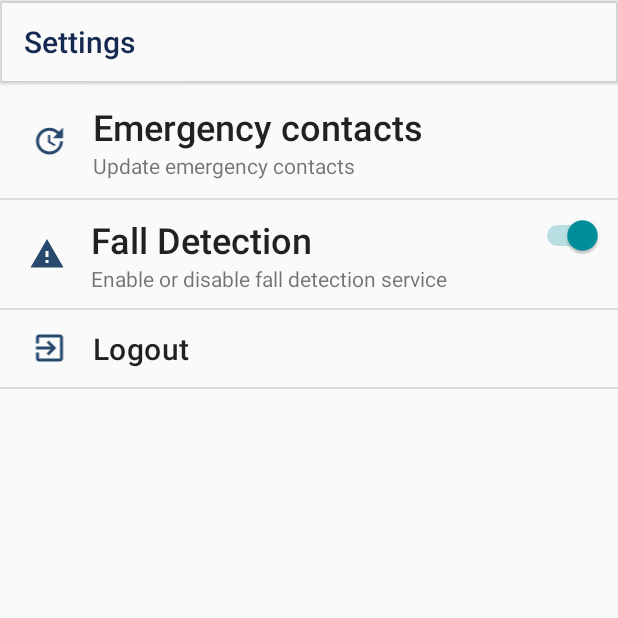
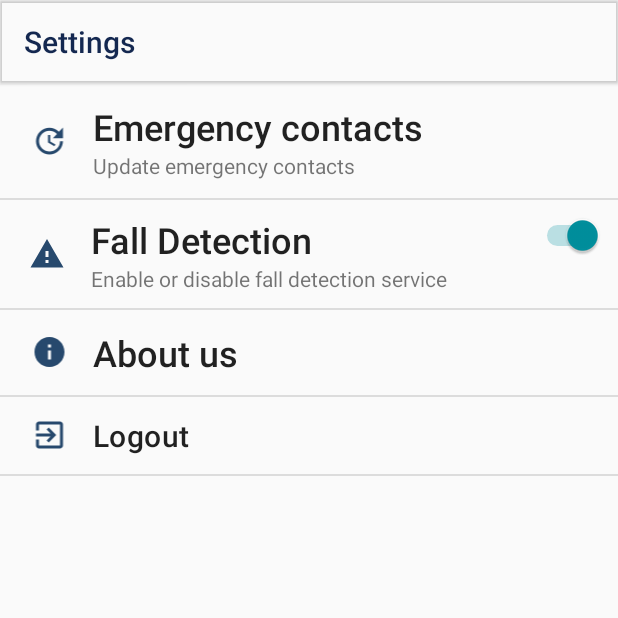
Before and after one commit to chaudharirohit2810/Leo, an Android app: the SettingsFragment screen opened through its navigation route, on a phone screen of 412 x 824 dp, the top half of it. Run offline under Robolectric (Android 15) with nearby library versions, the phone set to English and light mode, and no system bars; our stand-ins replace Timber, data binding.

Commit message:
feat: About us page

```diff
--- a/app/src/main/java/com/rohit2810/leo_kotlin/database/LeoDatabase.kt
+++ b/app/src/main/java/com/rohit2810/leo_kotlin/database/LeoDatabase.kt
@@ -5,8 +5,9 @@ import androidx.room.*
 import com.rohit2810.leo_kotlin.models.map.Heatmap
 import com.rohit2810.leo_kotlin.models.map.HeatmapDatabaseModule
 import com.rohit2810.leo_kotlin.models.news.News
+import com.rohit2810.leo_kotlin.models.news.NewsDatabaseModule
 
-@Database(entities = arrayOf(News::class, HeatmapDatabaseModule::class), version = 1, exportSchema = false)
+@Database(entities = arrayOf(NewsDatabaseModule::class, HeatmapDatabaseModule::class), version = 1, exportSchema = false)
 abstract class LeoDatabase : RoomDatabase() {
     abstract val newsDao: NewsDao
     abstract val heatmapDao: HeatmapDao
--- a/app/src/main/java/com/rohit2810/leo_kotlin/ui/emergencyContacts/EmergencyContactsFragment.kt
+++ b/app/src/main/java/com/rohit2810/leo_kotlin/ui/emergencyContacts/EmergencyContactsFragment.kt
@@ -195,7 +195,11 @@ class EmergencyContactsFragment : Fragment() {
                             if(cNumber.startsWith("+91")) {
                                 cNumber = cNumber.replaceFirst("+91", "")
                             }
+                            if(cNumber.startsWith("0")) {
+                                cNumber = cNumber.replaceFirst("0", "")
+                            }
                             cNumber = cNumber.replace("\\s".toRegex(), "")
+                            cNumber = cNumber.replace("[\\-+.^:,]".toRegex(), "")
                             Timber.d("Phone number: ${cNumber}")
                             when(requestCode) {
                                 1001 -> viewModel.phone1.value = cNumber
--- a/app/src/main/java/com/rohit2810/leo_kotlin/ui/main/MainFragment.kt
+++ b/app/src/main/java/com/rohit2810/leo_kotlin/ui/main/MainFragment.kt
@@ -39,6 +39,9 @@ class MainFragment : Fragment() {
 
         val manager: LocationManager =
             activity?.getSystemService(Context.LOCATION_SERVICE) as LocationManager
+
+        var acti = requireActivity() as AppCompatActivity
+        acti.supportActionBar?.show()
 
         if (!manager.isProviderEnabled(LocationManager.GPS_PROVIDER)) {
             buildAlertMessageNoGps();
--- a/app/src/main/java/com/rohit2810/leo_kotlin/ui/map/MapsFragment.kt
+++ b/app/src/main/java/com/rohit2810/leo_kotlin/ui/map/MapsFragment.kt
@@ -9,6 +9,7 @@ import android.view.LayoutInflater
 import android.view.View
 import android.view.ViewGroup
 import androidx.appcompat.app.AlertDialog
+import androidx.appcompat.app.AppCompatActivity
 import androidx.fragment.app.Fragment
 import androidx.lifecycle.Observer
 import androidx.lifecycle.ViewModelProvider
@@ -35,6 +36,8 @@ class MapsFragment : Fragment() {
         super.onCreate(savedInstanceState)
         val manager: LocationManager =
             activity?.getSystemService(Context.LOCATION_SERVICE) as LocationManager
+        var acti = requireActivity() as AppCompatActivity
+        acti.supportActionBar?.hide()
 
         if (!manager.isProviderEnabled(LocationManager.GPS_PROVIDER)) {
             buildAlertMessageNoGps();
--- a/app/src/main/java/com/rohit2810/leo_kotlin/ui/news/NewsViewModel.kt
+++ b/app/src/main/java/com/rohit2810/leo_kotlin/ui/news/NewsViewModel.kt
@@ -13,13 +13,11 @@ class NewsViewModel(var context: Context): ViewModel() {
     private var viewModelJob = Job()
     private var coroutineScope = CoroutineScope(viewModelJob + Dispatchers.Main)
     private var newsRepository = NewsRepository.getInstance(context)
-    init {
-        insertNews()
-    }
+    var city: String = "pune"
 
     fun insertNews() {
         coroutineScope.launch {
-            newsRepository.insertNews()
+            newsRepository.insertNews(city)
         }
     }
 
--- a/app/src/main/java/com/rohit2810/leo_kotlin/ui/settings/SettingsFragment.kt
+++ b/app/src/main/java/com/rohit2810/leo_kotlin/ui/settings/SettingsFragment.kt
@@ -86,6 +86,13 @@ class SettingsFragment : Fragment() {
             }
         })
 
+        viewModel.goToAboutUs.observe(viewLifecycleOwner, Observer {
+            it?.let {
+                this.findNavController().navigate(SettingsFragmentDirections.actionSettingsFragmentToAboutFragment())
+                viewModel.doneGoToAboutUs()
+            }
+        })
+
 
 
 
--- a/app/src/main/java/com/rohit2810/leo_kotlin/ui/settings/SettingsViewModel.kt
+++ b/app/src/main/java/com/rohit2810/leo_kotlin/ui/settings/SettingsViewModel.kt
@@ -30,6 +30,10 @@ class SettingsViewModel(
     val navigateToEmergencyContacts: LiveData<Boolean>
         get() = _navigateToEmergencyContacts
 
+    private val _goToAboutUs = MutableLiveData<Boolean>()
+    val goToAboutUs: LiveData<Boolean>
+        get() = _goToAboutUs
+
     private val _toggleFallDetection = MutableLiveData<Boolean>()
     val toggleFallDetection: LiveData<Boolean>
         get() = _toggleFallDetection
@@ -40,6 +44,10 @@ class SettingsViewModel(
 
     fun doneGoToEmergencyContacts() {
         _navigateToEmergencyContacts.value = null
+    }
+
+    fun goToAboutUs() {
+        _goToAboutUs.value = true
     }
 
 
@@ -59,6 +67,10 @@ class SettingsViewModel(
             }
 
         }
+    }
+
+    fun doneGoToAboutUs() {
+        _goToAboutUs.value = null
     }
 
     fun doneShowingSnackbarMsg() {
--- /dev/null
+++ b/app/src/main/res/drawable/leo_about_us.xml
@@ -0,0 +1,10 @@
+<vector xmlns:android="http://schemas.android.com/apk/res/android"
+    android:width="24dp"
+    android:height="24dp"
+    android:viewportWidth="24"
+    android:viewportHeight="24"
+    android:tint="?attr/colorControlNormal">
+  <path
+      android:fillColor="@android:color/white"
+      android:pathData="M12,2C6.48,2 2,6.48 2,12s4.48,10 10,10 10,-4.48 10,-10S17.52,2 12,2zM13,17h-2v-6h2v6zM13,9h-2L11,7h2v2z"/>
+</vector>
--- a/app/src/main/res/layout/fragment_settings.xml
+++ b/app/src/main/res/layout/fragment_settings.xml
@@ -33,7 +33,7 @@
                 android:layout_height="wrap_content"
                 android:layout_marginRight="8dp"
                 android:layout_weight="1"
-                android:src="@drawable/leo_update_24"
+                app:srcCompat="@drawable/leo_update_24"
                 android:tint="@color/colorPrimary" />
 
 
@@ -78,7 +78,7 @@
                 android:layout_height="wrap_content"
                 android:layout_marginRight="8dp"
                 android:layout_weight="1"
-                android:src="@drawable/settings_fall"
+                app:srcCompat="@drawable/settings_fall"
                 android:tint="@color/colorPrimary" />
 
             <LinearLayout
@@ -126,6 +126,48 @@
             android:background="?android:attr/listDivider" />
 
         <LinearLayout
+            android:id="@+id/btn_update_emergency_contact2"
+            style="@style/Widget.AppCompat.Button.Borderless"
+            android:layout_width="match_parent"
+            android:layout_height="wrap_content"
+            android:layout_margin="0dp"
+            android:onClick="@{() -> viewmodel.goToAboutUs()}"
+            android:orientation="horizontal"
+            android:padding="12dp">
+
+            <ImageView
+                android:layout_width="0dp"
+                android:layout_height="wrap_content"
+                android:layout_marginRight="8dp"
+                android:layout_weight="1"
+                app:srcCompat="@drawable/leo_about_us"
+                android:tint="@color/colorPrimary" />
+
+
+            <LinearLayout
+                android:layout_width="0dp"
+                android:layout_height="wrap_content"
+                android:layout_weight="8"
+                android:gravity="center_vertical"
+                android:orientation="vertical">
+
+                <TextView
+                    android:layout_width="wrap_content"
+                    android:layout_height="wrap_content"
+                    android:text="About us"
+                    android:textAppearance="@style/TextAppearance.AppCompat.Body2"
+                    android:textSize="24sp" />
+
+            </LinearLayout>
+        </LinearLayout>
+
+        <View
+            android:layout_width="match_parent"
+            android:layout_height="1dp"
+            android:layout_margin="0dp"
+            android:background="?android:attr/listDivider" />
+
+        <LinearLayout
             android:id="@+id/btn_logout"
             style="@style/Widget.AppCompat.Button.Borderless"
             android:layout_width="match_parent"
--- a/app/src/main/res/navigation/nav_graph.xml
+++ b/app/src/main/res/navigation/nav_graph.xml
@@ -145,6 +145,7 @@
     </fragment>
     <fragment
         android:id="@+id/settingsFragment"
+        tools:layout="@layout/fragment_settings"
         android:name="com.rohit2810.leo_kotlin.ui.settings.SettingsFragment"
         android:label="SettingsFragment" >
         <action
@@ -162,6 +163,13 @@
             app:popEnterAnim="@anim/slide_in_right"
             app:popUpTo="@id/settingsFragment"
             app:popUpToInclusive="true" />
+        <action
+            android:id="@+id/action_settingsFragment_to_aboutFragment"
+            app:destination="@id/aboutFragment"
+            app:enterAnim="@anim/slide_in_right"
+            app:exitAnim="@anim/slide_out_left"
+            app:popEnterAnim="@anim/slide_in_left"
+            app:popExitAnim="@anim/slide_out_right" />
     </fragment>
     <fragment
         android:id="@+id/newsFragment"
@@ -186,4 +194,9 @@
             app:popUpTo="@id/verifyOtpFragment"
             app:popUpToInclusive="true" />
     </fragment>
+    <fragment
+        android:id="@+id/aboutFragment"
+        android:name="com.rohit2810.leo_kotlin.ui.about.AboutFragment"
+        android:label="fragment_about"
+        tools:layout="@layout/fragment_about" />
 </navigation>
--- a/app/src/main/res/values/strings.xml
+++ b/app/src/main/res/values/strings.xml
@@ -33,4 +33,8 @@
     <string name="menu_gallery">Gallery</string>
     <string name="menu_slideshow">Slideshow</string>
     <string name="i_agree_to_terms_amp_conditions"><![CDATA[I agree to Terms & Conditions]]></string>
+    <string name="leo_platfrom">Leo Platfrom</string>
+    <string name="about_us_team">► Prajwal Adsul\n► Mayank Jain\n► Gouri Nangliya\n► Priyanka Kankal\n► Rohit Chaudhari\n► Aakansha Mahajan</string>
+    <string name="about_us_quote">Inspired by \n\'Coming together is the beginning. Keeping together is progress. Working together is success.\' — Henry Ford</string>
+    <string name="about_us_info">Just over a few months ago, we started working on making cities safe. We were encouraged by our college COEP to take part in the Smart India Hackathon - World\'s Biggest Open Innovation Model. We are a group of students from Computer Engineering with different interests and skills who came to work and collaborate together to find the solution for Crimes in cities.</string>
 </resources>
```
Also changed, not shown: app/src/main/java/com/rohit2810/leo_kotlin/database/NewsDao.kt (+4 -3 lines), app/src/main/java/com/rohit2810/leo_kotlin/models/news/News.kt (+24 -2 lines), app/src/main/java/com/rohit2810/leo_kotlin/repository/NewsRepository.kt (+12 -7 lines), app/src/main/java/com/rohit2810/leo_kotlin/repository/TroubleRepository.kt (+5 -3 lines), app/src/main/java/com/rohit2810/leo_kotlin/ui/about/AboutFragment.kt (added, +24 -0 lines), app/src/main/java/com/rohit2810/leo_kotlin/ui/intro/IntroActivity.kt (+17 -3 lines), app/src/main/java/com/rohit2810/leo_kotlin/ui/news/NewsAdapter.kt (+15 -5 lines), app/src/main/java/com/rohit2810/leo_kotlin/ui/news/NewsFragment.kt (+25 -8 lines), app/src/main/res/layout/fragment_about.xml (added, +108 -0 lines).
